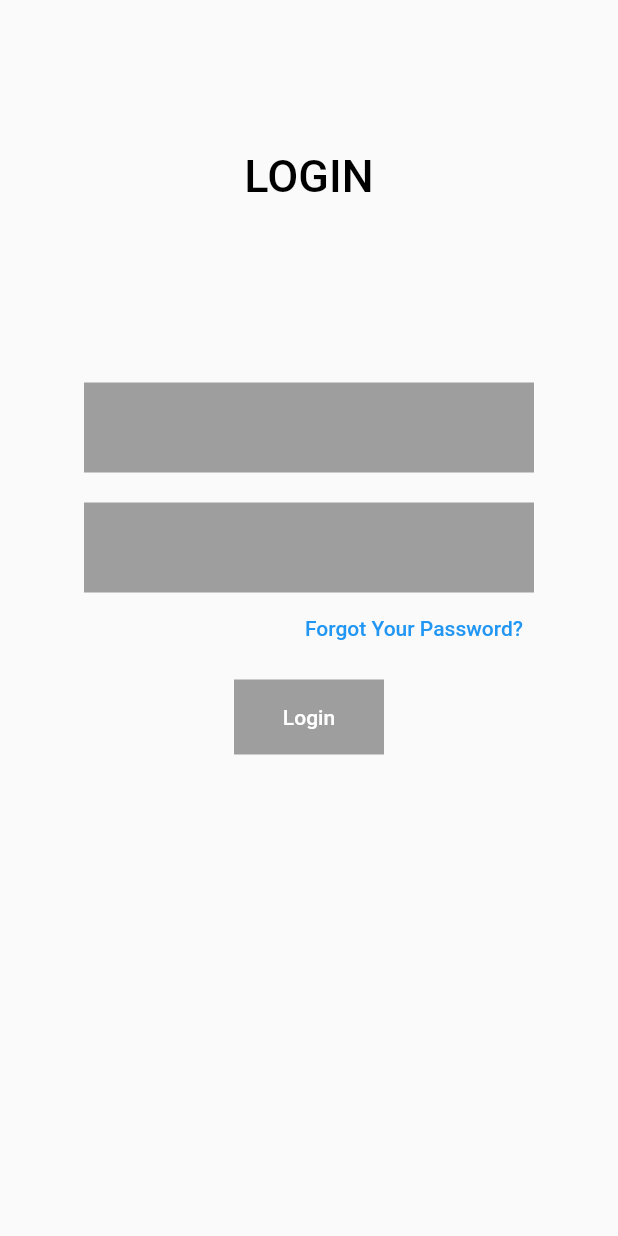
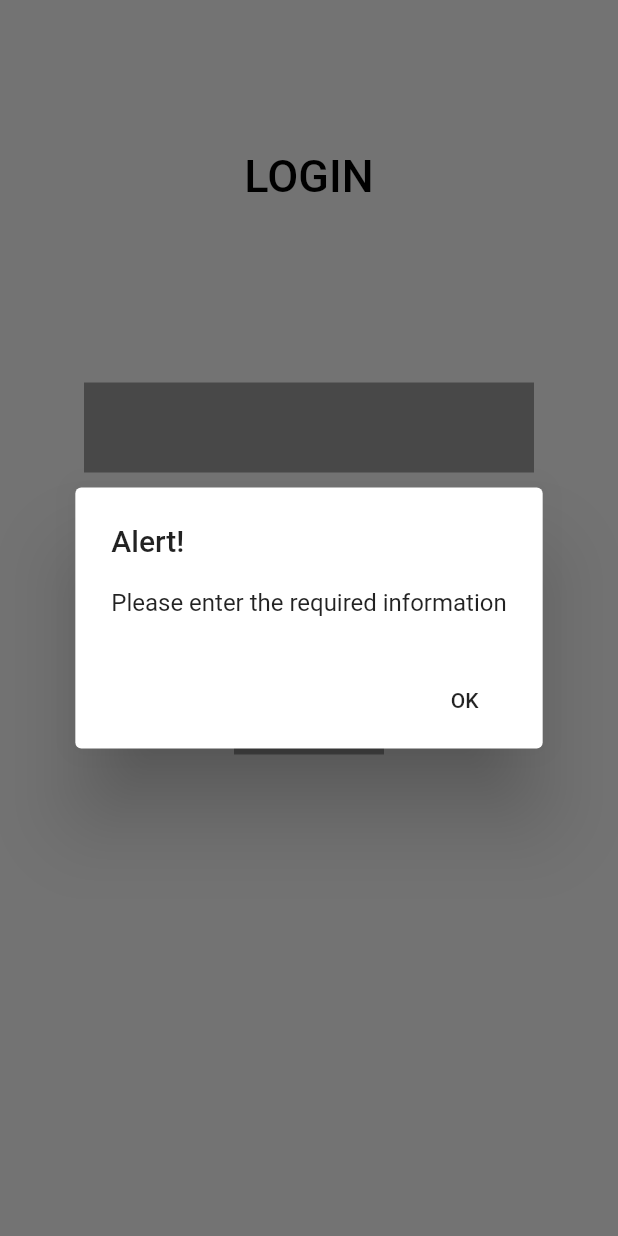
Before and after one commit to Barzi-Yassin/open_vacancies, a Flutter app: the SignInScreen screen opened directly, after a tap on "Login", on a phone screen of 412 x 824 dp. Run offline on Flutter 3.47's test engine with Material 2 defaults, Android fonts, the phone set to English and light mode, and no system bars; our stand-ins replace firebase_auth, firebase_core; accounts and stored records are empty.

Commit message:
Login Functionality and bug Fixes

```diff
--- a/lib/src/screens/sign_in_screen.dart
+++ b/lib/src/screens/sign_in_screen.dart
@@ -1,8 +1,11 @@
+import 'package:firebase_auth/firebase_auth.dart';
 import 'package:flutter/material.dart';
+import 'package:open_vacancies/src/screens/home_screen.dart';
 
 class SignInScreen extends StatelessWidget {
-  const SignInScreen({Key? key}) : super(key: key);
-
+  SignInScreen({Key? key}) : super(key: key);
+  final myController = TextEditingController();
+  final myController2 = TextEditingController();
   @override
   Widget build(BuildContext context) {
     return Scaffold(
@@ -29,6 +32,7 @@ class SignInScreen extends StatelessWidget {
                 width: 300,
                 decoration: BoxDecoration(color: Colors.grey),
                 child: TextField(
+                  controller: myController,
                   style: TextStyle(color: Colors.white),
                   decoration: InputDecoration(
                     border: OutlineInputBorder(
@@ -46,6 +50,10 @@ class SignInScreen extends StatelessWidget {
                 width: 300,
                 decoration: BoxDecoration(color: Colors.grey),
                 child: TextField(
+                  obscureText: true,
+                  enableSuggestions: false,
+                  autocorrect: false,
+                  controller: myController2,
                   style: TextStyle(color: Colors.white),
                   decoration: InputDecoration(
                     border: OutlineInputBorder(
@@ -68,7 +76,9 @@ class SignInScreen extends StatelessWidget {
                   width: 100,
                   decoration: BoxDecoration(color: Colors.grey),
                   child: TextButton(
-                      onPressed: () {},
+                      onPressed: () {
+                        push(context, myController, myController2);
+                      },
                       child: Text(
                         "Login",
                         style: TextStyle(color: Colors.white),
@@ -80,3 +90,69 @@ class SignInScreen extends StatelessWidget {
     );
   }
 }
+
+Future push(
+    BuildContext context, final myController, final myController2) async {
+  RegExp emailRegExp = RegExp(
+      r"^[a-zA-Z0-9.!#$%&'*+/=?^_`{|}~-]+@[a-zA-Z0-9](?:[a-zA-Z0-9-]{0,253}[a-zA-Z0-9])?(?:\.[a-zA-Z0-9](?:[a-zA-Z0-9-]{0,253}[a-zA-Z0-9])?)*$");
+
+  if (myController.text == "" || myController2.text == "") {
+    showAlertDialog(context, "Please enter the required information");
+  } else if (!emailRegExp.hasMatch(myController.text)) {
+    return showAlertDialog(context, "Enter a vaild Email");
+  } else {
+    FirebaseAuth auth = FirebaseAuth.instance;
+    User? user;
+
+    try {
+      UserCredential userCredential = await auth.signInWithEmailAndPassword(
+        email: myController.text,
+        password: myController2.text,
+      );
+      delayPushU(context);
+      user = userCredential.user;
+    } on FirebaseAuthException catch (e) {
+      if (e.code == 'user-not-found') {
+        showAlertDialog(context, "No user found for that email.");
+      } else if (e.code == 'wrong-password') {
+        showAlertDialog(context, "Wrong password provided.");
+      }
+    }
+  }
+}
+
+showAlertDialog(BuildContext context, String x) {
+  // Create button
+  Widget okButton = FlatButton(
+    child: Text("OK"),
+    onPressed: () {
+      Navigator.of(context).pop();
+    },
+  );
+
+  // Create AlertDialog
+  AlertDialog alert = AlertDialog(
+    title: Text("Alert!"),
+    content: Text(x),
+    actions: [
+      okButton,
+    ],
+  );
+
+  // show the dialog
+  showDialog(
+    context: context,
+    builder: (BuildContext context) {
+      return alert;
+    },
+  );
+}
+
+Future delayPushU(BuildContext context) async {
+  await new Future.delayed(new Duration(milliseconds: 1500), () {
+    Navigator.pushReplacement(
+      context,
+      MaterialPageRoute(builder: (context) => HomeScreen()),
+    );
+  });
+}
--- a/lib/src/screens/sign_up_screen.dart
+++ b/lib/src/screens/sign_up_screen.dart
@@ -68,6 +68,9 @@ class SignUpScreen extends StatelessWidget {
                 width: 300,
                 decoration: BoxDecoration(color: Colors.grey),
                 child: TextField(
+                  obscureText: true,
+                  enableSuggestions: false,
+                  autocorrect: false,
                   style: TextStyle(color: Colors.white),
                   decoration: InputDecoration(
                     border: OutlineInputBorder(
```
Also changed, not shown: 4 other files.
